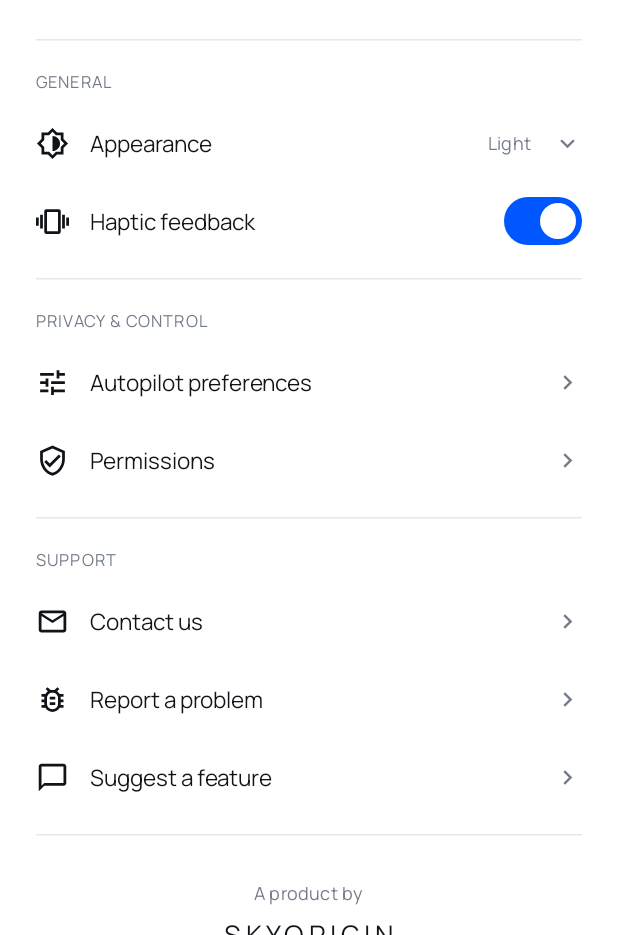
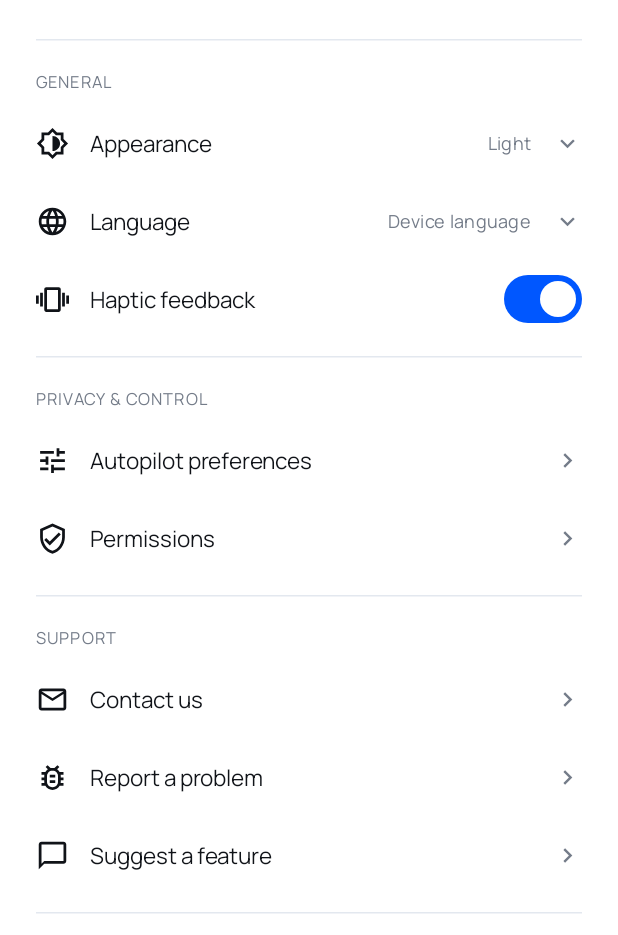
Before and after one commit to helloskyorigin/Clenova, an Android app built with Jetpack Compose: the screen it shows after launch (MainActivity), after a tap on "Open settings", on a phone screen of 412 x 824 dp, the part 301-1236 px from its top. Run offline under Robolectric (Android 15) with nearby library versions, the phone set to English and light mode, and no system bars; 2 statements that could not run were skipped.

Commit message:
Add native app-language infrastructure and searchable language selection

```diff
--- a/app/src/main/AndroidManifest.xml
+++ b/app/src/main/AndroidManifest.xml
@@ -10,6 +10,7 @@
         android:label="@string/app_name"
         android:roundIcon="@mipmap/ic_launcher_round"
         android:supportsRtl="true"
+        android:localeConfig="@xml/locales_config"
         android:theme="@style/Theme.Clenova.Splash">
         <activity
             android:name=".MainActivity"
--- /dev/null
+++ b/app/src/main/java/com/clenova/app/core/localization/AppLanguages.kt
@@ -0,0 +1,80 @@
+package com.clenova.app.core.localization
+
+import android.app.Activity
+import android.app.LocaleManager
+import android.content.Context
+import android.content.ContextWrapper
+import android.content.res.Configuration
+import android.os.Build
+import android.os.LocaleList
+import java.util.Locale
+
+/** Native Android app locales on API 33+, isolated activity locale on older devices. */
+object AppLanguages {
+    data class Language(val tag: String, val nativeName: String, val englishName: String)
+    val supported = listOf(
+        Language("en", "English", "English"),
+        Language("zh-Hans", "简体中文", "Chinese (Simplified)"),
+        Language("hi", "हिन्दी", "Hindi"),
+        Language("es", "Español", "Spanish"),
+        Language("ar", "العربية", "Arabic"),
+        Language("fr", "Français", "French"),
+        Language("bn", "বাংলা", "Bengali"),
+        Language("pt", "Português", "Portuguese"),
+        Language("ru", "Русский", "Russian"),
+        Language("ur", "اردو", "Urdu"),
+        Language("id", "Bahasa Indonesia", "Indonesian"),
+        Language("de", "Deutsch", "German"),
+        Language("ja", "日本語", "Japanese"),
+        Language("ko", "한국어", "Korean"),
+        Language("tr", "Türkçe", "Turkish"),
+    )
+    private const val PREFS = "clenova_locale"
+    private const val KEY = "language_tag"
+
+    fun current(context: Context): String {
+        if (Build.VERSION.SDK_INT >= 33) {
+            val selected = context.getSystemService(LocaleManager::class.java)?.applicationLocales
+            if (selected != null && !selected.isEmpty) {
+                return supported.firstOrNull { it.tag == selected[0].toLanguageTag() }?.tag
+                    ?: supported.firstOrNull { Locale.forLanguageTag(it.tag).language == selected[0].language }?.tag ?: "en"
+            }
+            return ""
+        }
+        return context.getSharedPreferences(PREFS, Context.MODE_PRIVATE).getString(KEY, "") ?: ""
+    }
+
+    fun wrapLegacy(context: Context): Context {
+        if (Build.VERSION.SDK_INT >= 33) return context
+        val tag = current(context)
+        if (tag.isEmpty() || supported.none { it.tag == tag }) return context
+        val locale = Locale.forLanguageTag(tag)
+        val config = Configuration(context.resources.configuration)
+        config.setLocales(LocaleList(locale))
+        config.setLayoutDirection(locale)
+        return context.createConfigurationContext(config)
+    }
+
+    fun select(context: Context, tag: String): Boolean {
+        if (tag.isNotEmpty() && supported.none { it.tag == tag }) return false
+        if (current(context) == tag) return true
+        return runCatching {
+            if (Build.VERSION.SDK_INT >= 33) {
+                val manager = context.getSystemService(LocaleManager::class.java) ?: return false
+                manager.applicationLocales = LocaleList.forLanguageTags(tag)
+            } else {
+                val activity = findActivity(context) ?: return false
+                val saved = context.getSharedPreferences(PREFS, Context.MODE_PRIVATE).edit().putString(KEY, tag).commit()
+                if (!saved) return false
+                activity.recreate()
+            }
+            true
+        }.getOrDefault(false)
+    }
+
+    private fun findActivity(context: Context): Activity? = when (context) {
+        is Activity -> context
+        is ContextWrapper -> if (context.baseContext !== context) findActivity(context.baseContext) else null
+        else -> null
+    }
+}
--- a/app/src/main/java/com/clenova/app/feature/settings/SettingsScreen.kt
+++ b/app/src/main/java/com/clenova/app/feature/settings/SettingsScreen.kt
@@ -22,6 +22,9 @@ import androidx.compose.ui.Modifier
 import androidx.compose.ui.draw.clip
 import androidx.compose.ui.graphics.vector.ImageVector
 import androidx.compose.ui.platform.LocalContext
+import androidx.compose.ui.platform.LocalConfiguration
+import androidx.compose.ui.window.PopupProperties
+import com.clenova.app.core.localization.AppLanguages
 import androidx.compose.ui.platform.testTag
 import androidx.compose.ui.res.painterResource
 import androidx.compose.ui.res.stringResource
@@ -51,7 +54,14 @@ fun SettingsScreen(
     val colors = ClenovaThemeTokens.colors
     val context = LocalContext.current
     val showPlanned = BuildConfig.DEBUG && showUnfinishedRows
-    var themeMenu by rememberSaveable { mutableStateOf(false) }
+    var themeMenu by remember { mutableStateOf(false) }
+    var languageMenu by remember { mutableStateOf(false) }
+    var search by remember { mutableStateOf("") }
+    val configuration = LocalConfiguration.current
+    val localeTag = remember(context, configuration) { AppLanguages.current(context) }
+    val languageLabel = AppLanguages.supported.firstOrNull { it.tag == localeTag }?.nativeName
+        ?: stringResource(R.string.settings_language_system)
+    var languageFailed by remember { mutableStateOf(false) }
     var actionFailed by rememberSaveable { mutableStateOf(false) }
     val themeLabel = when (preferences.themePreference) {
         ThemePreference.LIGHT -> R.string.settings_theme_light
@@ -89,7 +99,8 @@ fun SettingsScreen(
                     SettingsRow(Icons.Outlined.Brightness6, R.string.settings_theme_label, value = stringResource(themeLabel),
                         dropdown = true, tag = "settings_appearance", onClick = { themeMenu = true })
                     DropdownMenu(expanded = themeMenu, onDismissRequest = { themeMenu = false },
-                        modifier = Modifier.widthIn(min = 180.dp).background(colors.surfaceElevated)) {
+                        modifier = Modifier.widthIn(min = 196.dp, max = 260.dp).background(colors.surfaceElevated),
+                        properties = PopupProperties(focusable = true)) {
                         listOf(
                             Triple(ThemePreference.LIGHT, R.string.settings_theme_light, "theme_option_light"),
                             Triple(ThemePreference.DARK, R.string.settings_theme_dark, "theme_option_dark"),
@@ -102,7 +113,41 @@ fun SettingsScreen(
                         }
                     }
                 }
-                if (showPlanned) SettingsRow(Icons.Outlined.Language, R.string.settings_language, value = "English", dropdown = true)
+                Box(Modifier.fillMaxWidth()) {
+                    SettingsRow(Icons.Outlined.Language, R.string.settings_language, value = languageLabel,
+                        dropdown = true, tag = "settings_language", onClick = { search = ""; languageMenu = true })
+                    DropdownMenu(expanded = languageMenu, onDismissRequest = { languageMenu = false },
+                        modifier = Modifier.widthIn(min = 250.dp, max = 320.dp).heightIn(max = 420.dp).background(colors.surfaceElevated),
+                        properties = PopupProperties(focusable = true)) {
+                        OutlinedTextField(value = search, onValueChange = { search = it }, singleLine = true,
+                            placeholder = { Text(stringResource(R.string.settings_language_search)) },
+                            leadingIcon = { Icon(Icons.Outlined.Search, null) },
+                            shape = ClenovaShapes.tile,
+                            modifier = Modifier.fillMaxWidth().padding(horizontal = 12.dp, vertical = 6.dp).testTag("language_search"))
+                        if (search.isBlank()) DropdownMenuItem(
+                            text = { Text(stringResource(R.string.settings_language_system), color = colors.textPrimary) },
+                            onClick = { languageMenu = false; languageFailed = !AppLanguages.select(context, "") },
+                            trailingIcon = { if (localeTag.isEmpty()) Icon(Icons.Outlined.Check, null, tint = colors.primary) },
+                            modifier = Modifier.testTag("language_system"))
+                        val matches = AppLanguages.supported.filter {
+                            it.nativeName.contains(search.trim(), ignoreCase = true) || it.englishName.contains(search.trim(), ignoreCase = true)
+                        }
+                        matches.forEach { language ->
+                            DropdownMenuItem(
+                                text = {
+                                    Column(verticalArrangement = Arrangement.spacedBy(2.dp)) {
+                                        Text(language.nativeName, color = colors.textPrimary, style = MaterialTheme.typography.bodyLarge)
+                                        if (language.nativeName != language.englishName) Text(language.englishName, color = colors.textSecondary, style = MaterialTheme.typography.bodySmall)
+                                    }
+                                },
+                                trailingIcon = { if (localeTag == language.tag) Icon(Icons.Outlined.Check, null, tint = colors.primary) },
+                                onClick = { languageMenu = false; languageFailed = !AppLanguages.select(context, language.tag) },
+                                modifier = Modifier.testTag("language_${language.tag}"))
+                        }
+                        if (matches.isEmpty()) Text(stringResource(R.string.settings_language_no_results),
+                            color = colors.textSecondary, modifier = Modifier.padding(16.dp))
+                    }
+                }
                 Row(Modifier.fillMaxWidth().heightIn(min = 52.dp), verticalAlignment = Alignment.CenterVertically,
                     horizontalArrangement = Arrangement.spacedBy(14.dp)) {
                     Icon(Icons.Outlined.Vibration, null, Modifier.size(22.dp), tint = colors.textPrimary)
@@ -147,6 +192,9 @@ fun SettingsScreen(
             }
         }
     }
+    if (languageFailed) AlertDialog(onDismissRequest = { languageFailed = false },
+        title = { Text(stringResource(R.string.settings_language_failed)) },
+        confirmButton = { TextButton(onClick = { languageFailed = false }) { Text(stringResource(android.R.string.ok)) } })
     if (actionFailed) AlertDialog(onDismissRequest = { actionFailed = false },
         title = { Text(stringResource(R.string.settings_action_unavailable)) },
         text = { Text(stringResource(R.string.settings_action_unavailable_body, SUPPORT_EMAIL)) },
--- a/app/src/main/java/com/example/MainActivity.kt
+++ b/app/src/main/java/com/example/MainActivity.kt
@@ -1,6 +1,8 @@
 package com.example
 
 import android.animation.ValueAnimator
+import android.content.Context
+import com.clenova.app.core.localization.AppLanguages
 import android.os.Bundle
 import androidx.activity.ComponentActivity
 import androidx.activity.compose.setContent
@@ -21,6 +23,10 @@ import com.clenova.app.feature.splash.SplashMotionMillis
 import kotlinx.coroutines.delay
 
 class MainActivity : ComponentActivity() {
+    override fun attachBaseContext(newBase: Context) {
+        super.attachBaseContext(AppLanguages.wrapLegacy(newBase))
+    }
+
     override fun onCreate(savedInstanceState: Bundle?) {
         installSplashScreen()
         super.onCreate(savedInstanceState)
--- a/app/src/main/res/values/strings.xml
+++ b/app/src/main/res/values/strings.xml
@@ -248,6 +248,10 @@
     <string name="settings_title">Settings</string>
     <string name="settings_general">GENERAL</string>
     <string name="settings_language">Language</string>
+    <string name="settings_language_system">Device language</string>
+    <string name="settings_language_search">Search languages</string>
+    <string name="settings_language_no_results">No languages found</string>
+    <string name="settings_language_failed">Could not change language. Please try again.</string>
     <string name="settings_privacy_control">PRIVACY &amp; CONTROL</string>
     <string name="settings_autopilot">Autopilot preferences</string>
     <string name="settings_permissions">Permissions</string>
```
Also changed, not shown: app/src/main/res/xml/locales_config.xml (added, +18 -0 lines), 1 other file.
